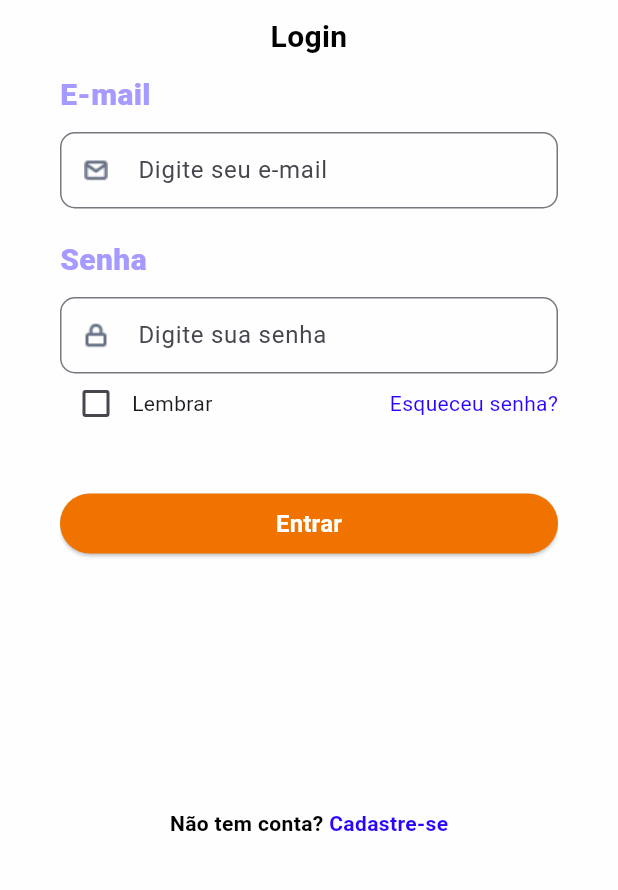
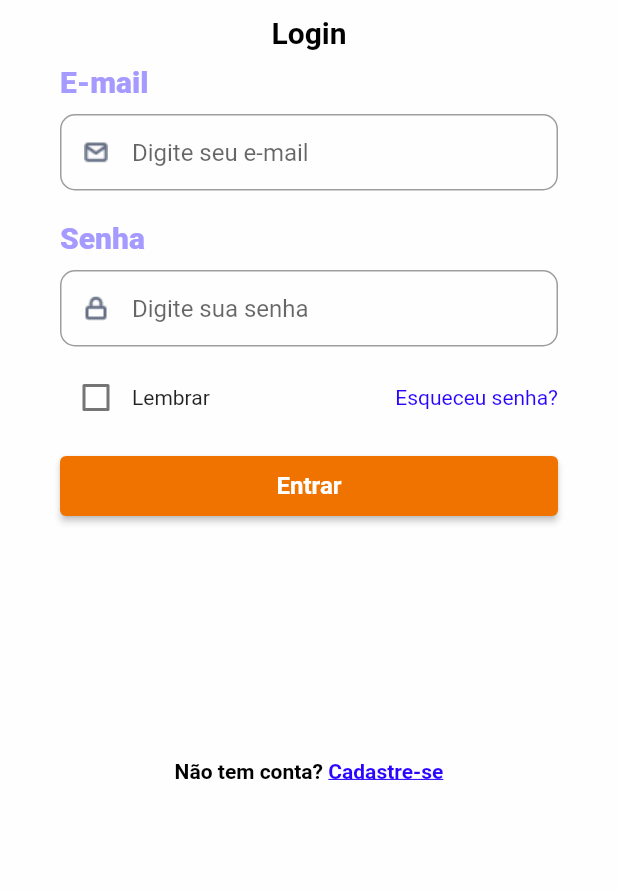
Before and after one commit to ramonVSCorrea/aplicativo_inclinometro, a Flutter app: the LoginPage screen opened directly, on a phone screen of 412 x 824 dp, the part 282-1172 px from its top. Run offline on Flutter 3.47's test engine with Material 2 defaults, Android fonts, the phone set to English and light mode, and no system bars; Roboto replaces fonts that are missing (Poppins).

Commit message:
FEAT: Adding route login/register

```diff
--- a/lib/components/name_field.dart
+++ b/lib/components/name_field.dart
@@ -17,8 +17,7 @@
           fontWeight: FontWeight.w400,
           fontSize: 16,
         ),
-        prefixIcon:
-            Icon(Icons.person), // Você pode usar um ícone padrão para o nome
+        prefixIcon: Icon(Icons.person),
         contentPadding: const EdgeInsets.symmetric(
           vertical: 10,
           horizontal: 20,
--- a/lib/views/login.dart
+++ /dev/null
@@ -1,162 +0,0 @@
-import 'package:flutter/material.dart';
-import 'package:aplicativo_inclinometro/components/email_field.dart';
-import 'package:aplicativo_inclinometro/components/password_field.dart';
-
-class LoginPage extends StatelessWidget {
-  @override
-  Widget build(BuildContext context) {
-    return Scaffold(
-      body: Container(
-        padding: const EdgeInsets.only(
-          top: 60,
-          left: 40,
-          right: 40,
-        ),
-        color: const Color(0xFFFFFEFE),
-        child: ListView(
-          children: <Widget>[
-            SizedBox(
-              width: 128,
-              height: 128,
-              child: Image.asset('assets/logo.png'),
-            ),
-            const SizedBox(
-              height: 10,
-            ),
-            const Text(
-              "Login",
-              textAlign: TextAlign.center,
-              style: TextStyle(
-                fontSize: 20,
-                fontWeight: FontWeight.w600,
-                fontFamily: 'Poppins',
-                color: Color.fromARGB(255, 0, 0, 0),
-              ),
-            ),
-            const SizedBox(
-              height: 10,
-            ),
-            const Text(
-              "E-mail",
-              style: TextStyle(
-                fontSize: 20,
-                fontWeight: FontWeight.w900,
-                fontFamily: 'Poppins',
-                color: Color(0xFFA59AFF),
-              ),
-            ),
-            const SizedBox(
-              height: 10,
-            ),
-            EmailField(), // Utilizando o componente de e-mail
-            const SizedBox(
-              height: 20,
-            ),
-            const Text(
-              "Senha",
-              style: TextStyle(
-                fontSize: 20,
-                fontWeight: FontWeight.w900,
-                fontFamily: 'Poppins',
-                color: Color(0xFFA59AFF),
-              ),
-            ),
-            const SizedBox(
-              height: 10,
-            ),
-            PasswordField(), // Utilizando o componente de senha
-            const SizedBox(
-              height: 10,
-            ),
-            SizedBox(
-              height: 20,
-              child: Row(
-                mainAxisAlignment: MainAxisAlignment.spaceBetween,
-                children: <Widget>[
-                  Row(
-                    children: <Widget>[
-                      Checkbox(
-                        value: false,
-                        onChanged: (bool? value) {},
-                      ),
-                      const Text(
-                        "Lembrar",
-                        style: TextStyle(
-                          fontFamily: 'Poppins',
-                          fontSize: 14,
-                          fontWeight: FontWeight.w400,
-                        ),
-                      ),
-                    ],
-                  ),
-                  const Text(
-                    "Esqueceu senha?",
-                    style: TextStyle(
-                      color: Color(0xFF2805FF),
-                      fontFamily: 'Poppins',
-                      fontSize: 14,
-                      fontWeight: FontWeight.w400,
-                    ),
-                  ),
-                ],
-              ),
-            ),
-            const SizedBox(
-              height: 50,
-            ),
-            SizedBox(
-              height: 40,
-              width: double.infinity,
-              child: ElevatedButton(
-                style: ButtonStyle(
-                    backgroundColor: MaterialStateProperty.all(
-                  const Color(0xFFF07300),
-                )),
-                onPressed: () {},
-                child: const Text(
-                  "Entrar",
-                  style: TextStyle(
-                    fontSize: 16,
-                    fontWeight: FontWeight.w600,
-                    fontFamily: 'Poppins',
-                    color: Color.fromARGB(255, 255, 255, 255),
-                  ),
-                ),
-              ),
-            ),
-            const SizedBox(
-              height: 60,
-            ),
-            Container(
-              height: 240,
-              alignment: Alignment.center,
-              child: const Row(
-                mainAxisAlignment: MainAxisAlignment.center,
-                children: <Widget>[
-                  Text(
-                    "Não tem conta? ",
-                    style: TextStyle(
-                      color: Colors.black,
-                      fontFamily: 'Poppins',
-                      fontSize: 14,
-                      fontWeight: FontWeight.w600,
-                    ),
-                  ),
-                  Text(
-                    "Cadastre-se",
-                    style: TextStyle(
-                      color: Color(0xFF2805FF),
-                      fontFamily: 'Poppins',
-                      fontSize: 14,
-                      fontWeight: FontWeight.w600,
-                    ),
-                  ),
-                ],
-              ),
-            ),
-          ],
-        ),
-      ),
-    );
-  }
-}
--- /dev/null
+++ b/lib/views/login_page.dart
@@ -0,0 +1,161 @@
+import 'package:flutter/material.dart';
+import 'package:aplicativo_inclinometro/components/email_field.dart';
+import 'package:aplicativo_inclinometro/components/password_field.dart';
+import 'package:aplicativo_inclinometro/components/custom_button.dart';
+
+class LoginPage extends StatefulWidget {
+  @override
+  _LoginPageState createState() => _LoginPageState();
+}
+
+class _LoginPageState extends State<LoginPage> {
+  bool rememberMe = false; // Estado para rastrear a opção de lembrar
+
+  @override
+  Widget build(BuildContext context) {
+    return Scaffold(
+      body: Container(
+        padding: const EdgeInsets.only(
+          top: 60,
+          left: 40,
+          right: 40,
+        ),
+        color: const Color(0xFFFFFEFE),
+        child: ListView(
+          children: <Widget>[
+            SizedBox(
+              width: 128,
+              height: 128,
+              child: Image.asset('assets/logo.png'),
+            ),
+            const SizedBox(
+              height: 10,
+            ),
+            const Text(
+              "Login",
+              textAlign: TextAlign.center,
+              style: TextStyle(
+                fontSize: 20,
+                fontWeight: FontWeight.w600,
+                fontFamily: 'Poppins',
+                color: Color.fromARGB(255, 0, 0, 0),
+              ),
+            ),
+            const SizedBox(
+              height: 10,
+            ),
+            const Text(
+              "E-mail",
+              style: TextStyle(
+                fontSize: 20,
+                fontWeight: FontWeight.w900,
+                fontFamily: 'Poppins',
+                color: Color(0xFFA59AFF),
+              ),
+            ),
+            const SizedBox(
+              height: 10,
+            ),
+            EmailField(), // Utilizando o componente de e-mail
+            const SizedBox(
+              height: 20,
+            ),
+            const Text(
+              "Senha",
+              style: TextStyle(
+                fontSize: 20,
+                fontWeight: FontWeight.w900,
+                fontFamily: 'Poppins',
+                color: Color(0xFFA59AFF),
+              ),
+            ),
+            const SizedBox(
+              height: 10,
+            ),
+            PasswordField(), // Utilizando o componente de senha
+            const SizedBox(
+              height: 10,
+            ),
+            Row(
+              mainAxisAlignment: MainAxisAlignment.spaceBetween,
+              children: <Widget>[
+                Row(
+                  children: <Widget>[
+                    Checkbox(
+                      value: rememberMe,
+                      onChanged: (bool? value) {
+                        setState(() {
+                          rememberMe = value!;
+                        });
+                      },
+                    ),
+                    const Text(
+                      "Lembrar",
+                      style: TextStyle(
+                        fontFamily: 'Poppins',
+                        fontSize: 14,
+                        fontWeight: FontWeight.w400,
+                      ),
+                    ),
+                  ],
+                ),
+                const Text(
+                  "Esqueceu senha?",
+                  style: TextStyle(
+                    color: Color(0xFF2805FF),
+                    fontFamily: 'Poppins',
+                    fontSize: 14,
+                    fontWeight: FontWeight.w400,
+                  ),
+                ),
+              ],
+            ),
+            const SizedBox(
+              height: 5,
+            ),
+            CustomButton(
+              label: "Entrar",
+              onPressed: () {},
+            ),
+            const SizedBox(
+              height: 40,
+            ),
+            GestureDetector(
+              onTap: () {
+                Navigator.pushNamed(context, '/register');
+              },
+              child: Container(
+                height: 240,
+                alignment: Alignment.center,
+                child: const Row(
+                  mainAxisAlignment: MainAxisAlignment.center,
+                  children: <Widget>[
+                    Text(
+                      "Não tem conta? ",
+                      style: TextStyle(
+                        color: Colors.black,
+                        fontFamily: 'Poppins',
+                        fontSize: 14,
+                        fontWeight: FontWeight.w600,
+                      ),
+                    ),
+                    Text(
+                      "Cadastre-se",
+                      style: TextStyle(
+                        color: Color(0xFF2805FF),
+                        fontFamily: 'Poppins',
+                        fontSize: 14,
+                        fontWeight: FontWeight.w600,
+                        decoration: TextDecoration.underline,
+                      ),
+                    ),
+                  ],
+                ),
+              ),
+            ),
+          ],
+        ),
+      ),
+    );
+  }
+}
```
Also changed, not shown: lib/main.dart (+10 -11 lines), lib/views/signup_page.dart (renamed from lib/views/register.dart, +36 -2 lines), 1 other file.
